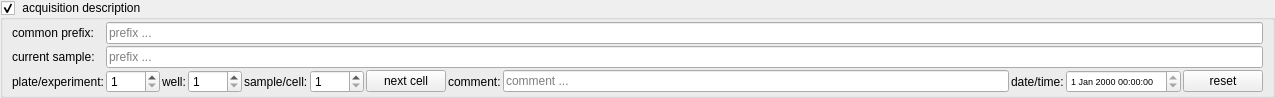
Before: the Qt Designer form plugins/spimb040/qfespimb040acquisitiondescription.ui in jkriege2/QuickFit3, drawn with Qt 5.
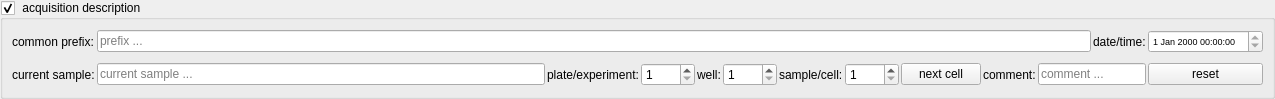
After: the same form once the commit is applied. Custom widgets are drawn as their Qt base class.

Patch:
```diff
--- a/plugins/spimb040/qfespimb040acquisitiondescription.ui
+++ b/plugins/spimb040/qfespimb040acquisitiondescription.ui
@@ -7,7 +7,7 @@
     <x>0</x>
     <y>0</y>
     <width>1275</width>
-    <height>73</height>
+    <height>99</height>
    </rect>
   </property>
   <property name="sizePolicy">
@@ -44,7 +44,17 @@
       <property name="spacing">
        <number>2</number>
       </property>
-      <item row="2" column="7">
+      <item row="2" column="0">
+       <widget class="QLabel" name="label_7">
+        <property name="text">
+         <string>current sample:</string>
+        </property>
+        <property name="buddy">
+         <cstring>edtCurrentSampleName</cstring>
+        </property>
+       </widget>
+      </item>
+      <item row="2" column="9">
        <widget class="QLabel" name="label_4">
         <property name="text">
          <string>comment:</string>
@@ -54,7 +64,24 @@
         </property>
        </widget>
       </item>
-      <item row="2" column="2">
+      <item row="2" column="5">
+       <widget class="QSpinBox" name="spinWell">
+        <property name="minimum">
+         <number>1</number>
+        </property>
+        <property name="maximum">
+         <number>9999</number>
+        </property>
+       </widget>
+      </item>
+      <item row="2" column="13">
+       <widget class="QPushButton" name="btnClearAll">
+        <property name="text">
+         <string>reset</string>
+        </property>
+       </widget>
+      </item>
+      <item row="2" column="4">
        <widget class="QLabel" name="label_2">
         <property name="text">
          <string>well:</string>
@@ -64,28 +91,14 @@
         </property>
        </widget>
       </item>
-      <item row="2" column="11">
-       <widget class="QPushButton" name="btnClearAll">
-        <property name="text">
-         <string>reset</string>
-        </property>
-       </widget>
-      </item>
-      <item row="2" column="6">
+      <item row="2" column="8">
        <widget class="QPushButton" name="btnNextCell">
         <property name="text">
          <string>next cell</string>
         </property>
        </widget>
       </item>
-      <item row="2" column="8">
-       <widget class="QEnhancedLineEdit" name="edtComment">
-        <property name="placeholderText">
-         <string>comment ...</string>
-        </property>
-       </widget>
-      </item>
-      <item row="2" column="0">
+      <item row="2" column="2">
        <widget class="QLabel" name="label">
         <property name="text">
          <string>plate/experiment:</string>
@@ -95,17 +108,7 @@
         </property>
        </widget>
       </item>
-      <item row="0" column="0">
-       <widget class="QLabel" name="label_6">
-        <property name="text">
-         <string>common prefix:</string>
-        </property>
-        <property name="buddy">
-         <cstring>edtPrefix</cstring>
-        </property>
-       </widget>
-      </item>
-      <item row="2" column="4">
+      <item row="2" column="6">
        <widget class="QLabel" name="label_3">
         <property name="text">
          <string>sample/cell:</string>
@@ -115,37 +118,7 @@
         </property>
        </widget>
       </item>
-      <item row="2" column="9">
-       <widget class="QLabel" name="label_5">
-        <property name="text">
-         <string>date/time:</string>
-        </property>
-        <property name="buddy">
-         <cstring>edtDateTime</cstring>
-        </property>
-       </widget>
-      </item>
-      <item row="2" column="1">
-       <widget class="QSpinBox" name="spinPlate">
-        <property name="minimum">
-         <number>1</number>
-        </property>
-        <property name="maximum">
-         <number>9999</number>
-        </property>
-       </widget>
-      </item>
-      <item row="2" column="3">
-       <widget class="QSpinBox" name="spinWell">
-        <property name="minimum">
-         <number>1</number>
-        </property>
-        <property name="maximum">
-         <number>9999</number>
-        </property>
-       </widget>
-      </item>
-      <item row="2" column="5">
+      <item row="2" column="7">
        <widget class="QSpinBox" name="spinCell">
         <property name="minimum">
          <number>1</number>
@@ -155,7 +128,34 @@
         </property>
        </widget>
       </item>
-      <item row="2" column="10">
+      <item row="2" column="3">
+       <widget class="QSpinBox" name="spinPlate">
+        <property name="minimum">
+         <number>1</number>
+        </property>
+        <property name="maximum">
+         <number>9999</number>
+        </property>
+       </widget>
+      </item>
+      <item row="2" column="1">
+       <widget class="QEnhancedLineEdit" name="edtCurrentSampleName">
+        <property name="placeholderText">
+         <string>current sample ...</string>
+        </property>
+       </widget>
+      </item>
+      <item row="0" column="0">
+       <widget class="QLabel" name="label_6">
+        <property name="text">
+         <string>common prefix:</string>
+        </property>
+        <property name="buddy">
+         <cstring>edtPrefix</cstring>
+        </property>
+       </widget>
+      </item>
+      <item row="0" column="13">
        <widget class="QDateTimeEdit" name="edtDateTime">
         <property name="font">
          <font>
@@ -167,30 +167,30 @@
         </property>
        </widget>
       </item>
-      <item row="0" column="1" colspan="11">
+      <item row="0" column="11">
+       <widget class="QLabel" name="label_5">
+        <property name="text">
+         <string>date/time:</string>
+        </property>
+        <property name="buddy">
+         <cstring>edtDateTime</cstring>
+        </property>
+       </widget>
+      </item>
+      <item row="2" column="10" colspan="2">
+       <widget class="QEnhancedLineEdit" name="edtComment">
+        <property name="placeholderText">
+         <string>comment ...</string>
+        </property>
+       </widget>
+      </item>
+      <item row="0" column="1" colspan="10">
        <widget class="QEnhancedLineEdit" name="edtPrefix">
         <property name="placeholderText">
          <string>prefix ...</string>
         </property>
        </widget>
       </item>
-      <item row="1" column="0">
-       <widget class="QLabel" name="label_7">
-        <property name="text">
-         <string>current sample:</string>
-        </property>
-        <property name="buddy">
-         <cstring>edtCurrentSampleName</cstring>
-        </property>
-       </widget>
-      </item>
-      <item row="1" column="1" colspan="11">
-       <widget class="QEnhancedLineEdit" name="edtCurrentSampleName">
-        <property name="placeholderText">
-         <string>prefix ...</string>
-        </property>
-       </widget>
-      </item>
      </layout>
     </widget>
    </item>
```
